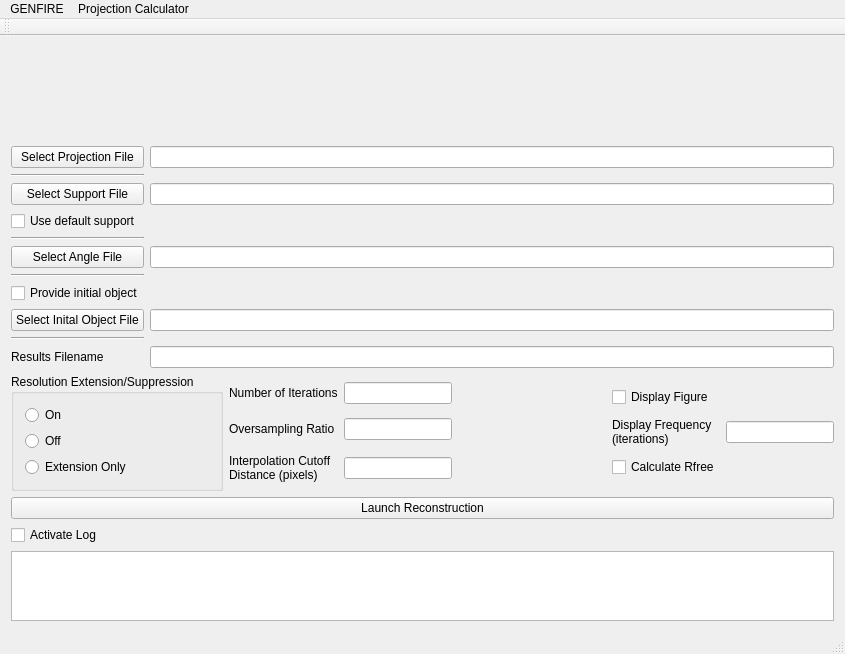
Above: mainwindow.ui from genfire-em/GENFIRE-Python before the change. Below: the same form after it.
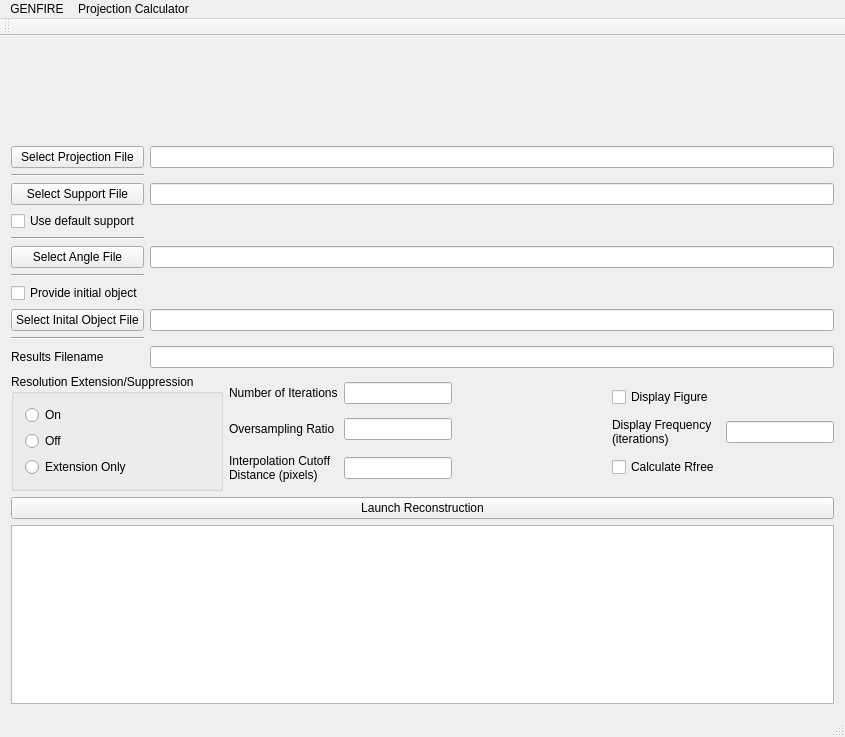
That is the form after the change. Icons and pictures are not drawn.

Commit message: removed activate log button, made log multi threaded, but it still hangs for some message, made launch reconstruction text change color when parameters are correctly set

What changed in the file:
```diff
--- a/mainwindow.ui
+++ b/mainwindow.ui
@@ -7,7 +7,7 @@
     <x>0</x>
     <y>0</y>
     <width>845</width>
-    <height>634</height>
+    <height>737</height>
    </rect>
   </property>
   <property name="windowTitle">
@@ -317,13 +317,6 @@
     </item>
     <item>
      <layout class="QVBoxLayout" name="verticalLayout_2">
-      <item>
-       <widget class="QCheckBox" name="checkBox_log">
-        <property name="text">
-         <string>Activate Log</string>
-        </property>
-       </widget>
-      </item>
       <item>
        <widget class="QTextEdit" name="log"/>
       </item>
```
The commit also changes 3 other files.
